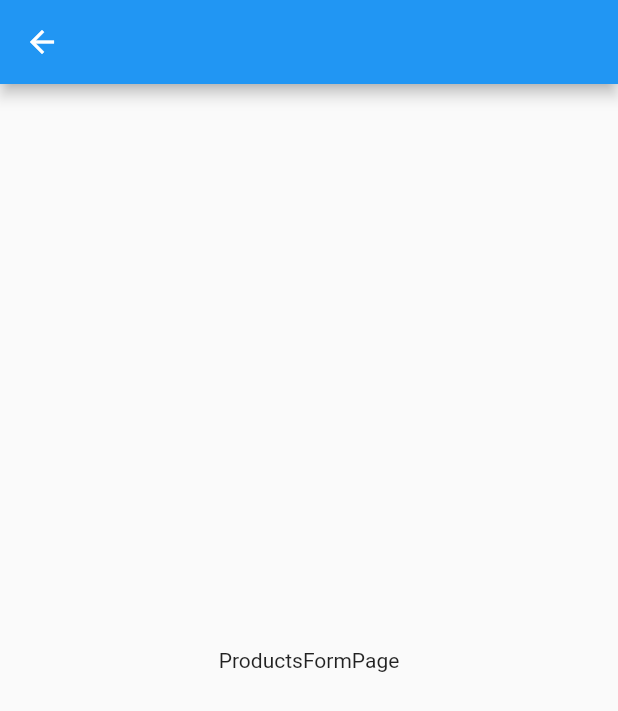
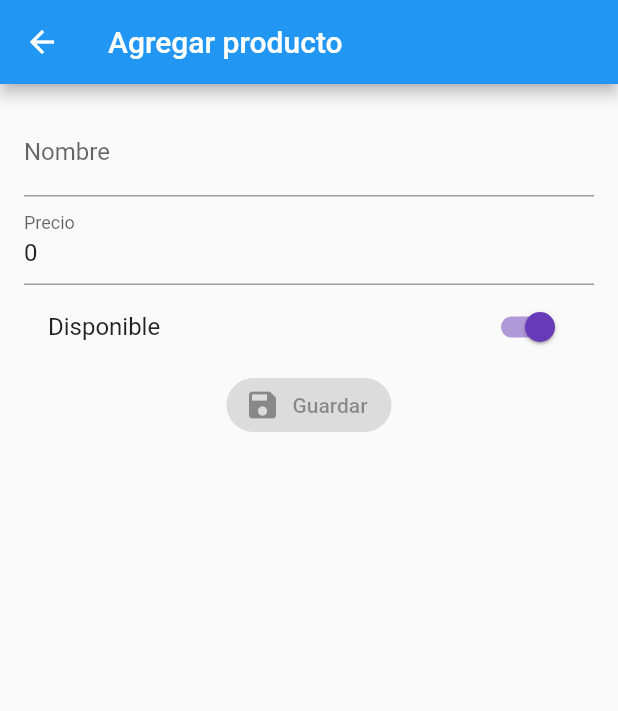
Before and after one commit to MandoCastillo/products, a Flutter app: the ProductsPage screen opened by its route, after a tap on the "add" icon, on a phone screen of 412 x 824 dp. Shown: the top 711 px of the screen. Run offline on Flutter 3.47's test engine with Material 2 defaults, Android fonts, the phone set to English and light mode, and no system bars; our stand-ins replace bloc, flutter_bloc, shared_preferences; accounts and stored records are empty; network calls fail.

Commit message:
Agregar producto

```diff
--- a/lib/bloc/login/login_bloc.dart
+++ b/lib/bloc/login/login_bloc.dart
@@ -11,11 +11,10 @@ part 'login_state.dart';
 
 class LoginBloc extends Bloc<LoginEvent, LoginState> {
   final AuthBloc authBloc;
+  final _userPreferences = UserPreferences();
+  final authProvider = new AuthProvider();
 
   LoginBloc({this.authBloc}) : super(LoginState());
-  final _userPreferences = UserPreferences();
-
-  final authProvider = new AuthProvider();
 
   @override
   Stream<LoginState> mapEventToState(
@@ -47,8 +46,6 @@ class LoginBloc extends Bloc<LoginEvent, LoginState> {
     yield state.copyWith(isLoading: true);
     try {
       final response = await authProvider.login(state.email, state.password);
-      // print(response['ok']);
-      // print(response['token'] ?? response['message']);
       if (response['ok']) {
         _userPreferences.token = response['token'];
         yield state.copyWith(
--- a/lib/bloc/product/product_bloc.dart
+++ b/lib/bloc/product/product_bloc.dart
@@ -2,17 +2,69 @@ import 'dart:async';
 
 import 'package:bloc/bloc.dart';
 import 'package:meta/meta.dart';
+import 'package:productos/bloc/products/products_bloc.dart';
+import 'package:productos/models/product_model.dart';
+import 'package:productos/providers/products_provider.dart';
 
 part 'product_event.dart';
 part 'product_state.dart';
 
 class ProductBloc extends Bloc<ProductEvent, ProductState> {
-  ProductBloc() : super(ProductInitial());
+  final ProductsBloc productsBloc;
+  final ProductsProvider _productsProvider = new ProductsProvider();
+
+  ProductBloc({this.productsBloc}) : super(ProductState());
 
   @override
   Stream<ProductState> mapEventToState(
     ProductEvent event,
   ) async* {
-    // TODO: implement mapEventToState
+    if (event is SetProduct) {
+      yield _mapSetProductToState(event, state);
+    } else if (event is ProductNameChanged) {
+      yield _mapProductNameChangedToState(event, state);
+    } else if (event is ProductAvailableChanged) {
+      yield _mapProductAvailableChangedToState(event, state);
+    } else if (event is ProductPriceChanged) {
+      _mapProductPriceChangedToState(event, state);
+    } else if (event is ProductSubmitted) {
+      yield* _mapProductSubmittedToState(event, state);
+    }
+  }
+
+  ProductState _mapSetProductToState(SetProduct event, ProductState state) {
+    return state.copyWith(product: event.product);
+  }
+
+  ProductState _mapProductNameChangedToState(
+      ProductNameChanged event, ProductState state) {
+    return state.copyWith(product: state.product.copyWith(title: event.name));
+  }
+
+  ProductState _mapProductAvailableChangedToState(
+      ProductAvailableChanged event, ProductState state) {
+    return state.copyWith(
+        product: state.product.copyWith(available: event.available));
+  }
+
+  ProductState _mapProductPriceChangedToState(
+      ProductPriceChanged event, ProductState state) {
+    return state.copyWith(
+        product: state.product.copyWith(value: double.parse(event.price)));
+  }
+
+  Stream<ProductState> _mapProductSubmittedToState(
+      ProductSubmitted event, ProductState state) async* {
+    yield state.copyWith(isLoading: true);
+    try {
+      final response = await _productsProvider.addProduct(state.product);
+      // print(response);
+      productsBloc.add(AddProduct(response));
+      yield state.copyWith(isLoading: false, isFinished: true);
+      yield state.copyWith(isFinished: false);
+    } catch (e) {
+      print(e);
+      yield state.copyWith(isLoading: false);
+    }
   }
 }
--- a/lib/bloc/product/product_event.dart
+++ b/lib/bloc/product/product_event.dart
@@ -2,3 +2,29 @@ part of 'product_bloc.dart';
 
 @immutable
 abstract class ProductEvent {}
+
+class SetProduct extends ProductEvent {
+  final Product product;
+
+  SetProduct(this.product);
+}
+
+class ProductNameChanged extends ProductEvent {
+  final String name;
+
+  ProductNameChanged(this.name);
+}
+
+class ProductPriceChanged extends ProductEvent {
+  final String price;
+
+  ProductPriceChanged(this.price);
+}
+
+class ProductAvailableChanged extends ProductEvent {
+  final bool available;
+
+  ProductAvailableChanged(this.available);
+}
+
+class ProductSubmitted extends ProductEvent {}
--- a/lib/bloc/product/product_state.dart
+++ b/lib/bloc/product/product_state.dart
@@ -1,6 +1,22 @@
 part of 'product_bloc.dart';
 
-@immutable
-abstract class ProductState {}
+class ProductState {
+  final Product product;
+  final bool isLoading;
+  final bool isValid;
+  final bool isFinished;
 
-class ProductInitial extends ProductState {}
+  ProductState(
+      {this.product,
+      this.isLoading = false,
+      this.isValid,
+      this.isFinished = false});
+
+  ProductState copyWith(
+          {Product product, bool isLoading, bool isValid, bool isFinished}) =>
+      ProductState(
+          product: product ?? this.product,
+          isLoading: isLoading ?? this.isLoading,
+          isValid: isValid ?? this.isValid,
+          isFinished: isFinished ?? this.isFinished);
+}
--- a/lib/bloc/products/products_bloc.dart
+++ b/lib/bloc/products/products_bloc.dart
@@ -19,6 +19,8 @@ class ProductsBloc extends Bloc<ProductsEvent, ProductsState> {
   ) async* {
     if (event is GetProducts) {
       yield* _mapProductsGetProducts(event, state);
+    } else if (event is AddProduct) {
+      yield _mapProductsAddProduct(event, state);
     }
   }
 
@@ -27,11 +29,14 @@ class ProductsBloc extends Bloc<ProductsEvent, ProductsState> {
     yield state.copyWith(isLoading: true);
     try {
       final response = await productsProvider.getProducts();
-      // print(response);
       yield state.copyWith(products: response, isLoading: false);
     } catch (e) {
       print(e);
       yield state.copyWith(isLoading: false);
     }
   }
+
+  ProductsState _mapProductsAddProduct(AddProduct event, ProductsState state) {
+    return state.copyWith(products: [...state.products, event.product]);
+  }
 }
--- a/lib/bloc/products/products_event.dart
+++ b/lib/bloc/products/products_event.dart
@@ -4,3 +4,9 @@ part of 'products_bloc.dart';
 abstract class ProductsEvent {}
 
 class GetProducts extends ProductsEvent {}
+
+class AddProduct extends ProductsEvent {
+  final Product product;
+
+  AddProduct(this.product);
+}
--- a/lib/main.dart
+++ b/lib/main.dart
@@ -2,6 +2,7 @@ import 'package:flutter/material.dart';
 import 'package:flutter_bloc/flutter_bloc.dart';
 import 'package:productos/bloc/auth/auth_bloc.dart';
 import 'package:productos/bloc/login/login_bloc.dart';
+import 'package:productos/bloc/product/product_bloc.dart';
 import 'package:productos/bloc/products/products_bloc.dart';
 import 'package:productos/pages/login_page.dart';
 import 'package:productos/pages/product_form_page.dart';
@@ -30,6 +31,10 @@ class AppState extends StatelessWidget {
       BlocProvider<ProductsBloc>(
         create: (BuildContext context) => new ProductsBloc(),
       ),
+      BlocProvider<ProductBloc>(
+        create: (BuildContext context) => new ProductBloc(
+            productsBloc: BlocProvider.of<ProductsBloc>(context)),
+      ),
     ], child: MyApp());
   }
 }
--- a/lib/models/product_model.dart
+++ b/lib/models/product_model.dart
@@ -34,4 +34,18 @@ class Product {
         "available": available,
         "photoUrl": photoUrl,
       };
+
+  Product copyWith({
+    String id,
+    String title,
+    double value,
+    bool available,
+    String photoUrl,
+  }) =>
+      Product(
+          id: id ?? this.id,
+          title: title ?? this.title,
+          value: value ?? this.value,
+          available: available ?? this.available,
+          photoUrl: photoUrl ?? this.photoUrl);
 }
--- a/lib/pages/product_form_page.dart
+++ b/lib/pages/product_form_page.dart
@@ -1,18 +1,137 @@
 import 'package:flutter/material.dart';
+import 'package:flutter_bloc/flutter_bloc.dart';
+import 'package:productos/bloc/product/product_bloc.dart';
 import 'package:productos/models/product_model.dart';
 
 class ProductsFormPage extends StatelessWidget {
+  @override
+  Widget build(BuildContext context) {
+    final productBloc = BlocProvider.of<ProductBloc>(context);
+    final Product productData = ModalRoute.of(context).settings.arguments;
+
+    if (productData != null) {
+      productBloc.add(SetProduct(productData));
+    } else {
+      productBloc.add(SetProduct(new Product()));
+    }
+
+    return Scaffold(
+      appBar: AppBar(
+        title:
+            Text(productData != null ? 'Editar Producto' : 'Agregar producto'),
+      ),
+      body: BlocListener<ProductBloc, ProductState>(
+        listener: (context, state) {
+          if (state.isFinished) {
+            Navigator.pop(context);
+          }
+        },
+        child: _FormContainer(),
+      ),
+    );
+  }
+}
+
+class _FormContainer extends StatelessWidget {
   final formKey = GlobalKey<FormState>();
 
   @override
   Widget build(BuildContext context) {
-    final Product prodData = ModalRoute.of(context).settings.arguments;
-
-    return Scaffold(
-      appBar: AppBar(),
-      body: Center(
-        child: Text('ProductsFormPage'),
+    return SingleChildScrollView(
+      child: Container(
+        padding: EdgeInsets.all(16),
+        child: Form(
+            key: formKey,
+            child: Column(
+              children: [
+                _NameInput(),
+                _PriceInput(),
+                _AvailableSwitch(),
+                _ButtonSubmit()
+              ],
+            )),
       ),
     );
   }
 }
+
+class _NameInput extends StatelessWidget {
+  @override
+  Widget build(BuildContext context) {
+    final productBloc = BlocProvider.of<ProductBloc>(context);
+    return BlocBuilder<ProductBloc, ProductState>(
+      builder: (context, state) {
+        return TextFormField(
+          initialValue: productBloc.state.product?.title ?? '',
+          textCapitalization: TextCapitalization.sentences,
+          decoration: InputDecoration(labelText: 'Nombre'),
+          onChanged: (value) => productBloc.add(ProductNameChanged(value)),
+        );
+      },
+    );
+  }
+}
+
+class _PriceInput extends StatelessWidget {
+  @override
+  Widget build(BuildContext context) {
+    final productBloc = BlocProvider.of<ProductBloc>(context);
+    return BlocBuilder<ProductBloc, ProductState>(
+      builder: (context, state) {
+        return TextFormField(
+          initialValue: productBloc.state.product?.value?.toString() ?? '0',
+          textCapitalization: TextCapitalization.sentences,
+          decoration: InputDecoration(labelText: 'Precio'),
+          keyboardType: TextInputType.numberWithOptions(decimal: true),
+          onChanged: (value) => productBloc.add(ProductPriceChanged(value)),
+        );
+      },
+    );
+  }
+}
+
+class _AvailableSwitch extends StatelessWidget {
+  @override
+  Widget build(BuildContext context) {
+    return BlocBuilder<ProductBloc, ProductState>(
+      builder: (context, state) {
+        return SwitchListTile(
+          title: Text('Disponible'),
+          value: state.product?.available ?? false,
+          activeColor: Colors.deepPurple,
+          onChanged: (value) =>
+              context.read<ProductBloc>().add(ProductAvailableChanged(value)),
+        );
+      },
+    );
+  }
+}
+
+class _ButtonSubmit extends StatelessWidget {
+  @override
+  Widget build(BuildContext context) {
+    return BlocBuilder<ProductBloc, ProductState>(
+      builder: (context, state) {
+        return state.isLoading
+            ? CircularProgressIndicator()
+            : ElevatedButton.icon(
+                style: ElevatedButton.styleFrom(
+                    primary: Colors.deepPurple,
+                    shape: RoundedRectangleBorder(
+                        borderRadius: BorderRadius.circular(20))),
+                icon: Icon(Icons.save),
+                label: Text('Guardar'),
+                onPressed: _onPressed(context, state),
+              );
+      },
+    );
+  }
+
+  _onPressed(BuildContext context, ProductState state) {
+    // print(state.product.title.length);
+    if (state.product != null && state.product.title.length > 3) {
+      return () => context.read<ProductBloc>().add(ProductSubmitted());
+    }
+    return null;
+  }
+}
--- a/lib/pages/products_page.dart
+++ b/lib/pages/products_page.dart
@@ -9,18 +9,25 @@ class ProductsPage extends StatelessWidget {
       appBar: AppBar(
         title: Text('Sin datos'),
       ),
-      body: ProductsList(),
-      floatingActionButton: FloatingActionButton(
-        onPressed: () {
-          Navigator.pushNamed(context, 'products-form');
-        },
-        child: Icon(Icons.add),
-      ),
+      body: _ProductsList(),
+      floatingActionButton: _FabAddProduct(),
     );
   }
 }
 
-class ProductsList extends StatelessWidget {
+class _FabAddProduct extends StatelessWidget {
+  @override
+  Widget build(BuildContext context) {
+    return FloatingActionButton(
+      onPressed: () {
+        Navigator.pushNamed(context, 'products-form');
+      },
+      child: Icon(Icons.add),
+    );
+  }
+}
+
+class _ProductsList extends StatelessWidget {
   @override
   Widget build(BuildContext context) {
     final productsBloc = BlocProvider.of<ProductsBloc>(context);
--- a/lib/providers/products_provider.dart
+++ b/lib/providers/products_provider.dart
@@ -6,11 +6,11 @@ import 'package:productos/share_prefs/user_preferences.dart';
 import 'package:productos/utils/const.dart';
 
 class ProductsProvider {
+  final _url = '${Const.baseUrlApi}/products';
   final _userPreferences = UserPreferences();
 
   Future<List<Product>> getProducts() async {
-    final _endpoint = Uri.parse(
-        '${Const.baseUrlApi}/products.json?auth=${_userPreferences.token}');
+    final _endpoint = Uri.parse('$_url.json?auth=${_userPreferences.token}');
 
     final response = await http.get(_endpoint);
 
@@ -26,8 +26,14 @@ class ProductsProvider {
       products.add(prodTemp);
     });
 
-    // print(products);
-
     return products;
   }
+
+  Future<Product> addProduct(Product product) async {
+    final _endpoint = Uri.parse('$_url.json?auth=${_userPreferences.token}');
+    final response = await http.post(_endpoint, body: productToJson(product));
+    final decodeData = json.decode(response.body);
+    // print(decodeData);
+    return product.copyWith(id: decodeData['name']);
+  }
 }
```
Also changed, not shown: lib/bloc/login/login_state.dart (+0 -12 lines).
